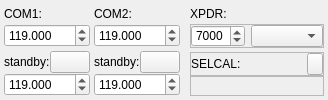
Above: src/blackgui/components/cockpitcomcomponent.ui from swift-project/pilotclient before the change. Below: the same form after it.
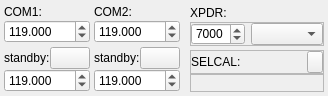
That is the form after the change. Icons and pictures are not drawn. Custom widgets are drawn as their Qt base class.

Commit message: refs #712, min.height for status bar avoids jittering (when undocked) and fixed tab order for cockpit

Diff of the .ui file:
```diff
--- a/src/blackgui/components/cockpitcomcomponent.ui
+++ b/src/blackgui/components/cockpitcomcomponent.ui
@@ -2,6 +2,14 @@
 <ui version="4.0">
  <class>CCockpitMainComponent</class>
  <widget class="QFrame" name="CCockpitMainComponent">
+  <property name="geometry">
+   <rect>
+    <x>0</x>
+    <y>0</y>
+    <width>292</width>
+    <height>96</height>
+   </rect>
+  </property>
   <property name="windowTitle">
    <string>Cockpit COM</string>
   </property>
@@ -511,6 +519,12 @@
   </layout>
  </widget>
  <customwidgets>
+  <customwidget>
+   <class>BlackGui::Components::CSelcalCodeSelector</class>
+   <extends>QFrame</extends>
+   <header>blackgui/components/selcalcodeselector.h</header>
+   <container>1</container>
+  </customwidget>
   <customwidget>
    <class>BlackGui::CLedWidget</class>
    <extends>QWidget</extends>
@@ -527,12 +541,6 @@
    <extends>QSpinBox</extends>
    <header>blackgui/components/transpondercodespinbox.h</header>
   </customwidget>
-  <customwidget>
-   <class>BlackGui::Components::CSelcalCodeSelector</class>
-   <extends>QFrame</extends>
-   <header>blackgui/components/selcalcodeselector.h</header>
-   <container>1</container>
-  </customwidget>
   <customwidget>
    <class>BlackGui::Components::CCockpitTransponderModeLedsComponent</class>
    <extends>QFrame</extends>
```
Left out of the diff: 11 changed lines with no effect on the pictures. The commit also changes 2 other files.
